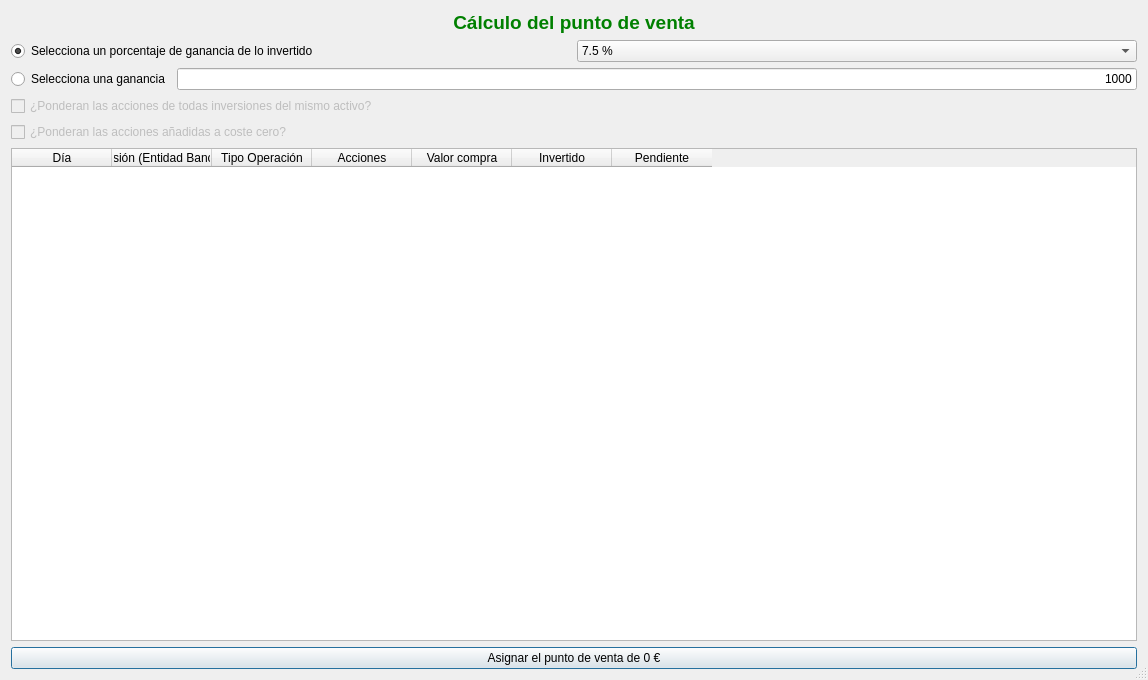
turulomio/xulpymoney, file ui/frmPuntoVenta.ui: the form before one commit.
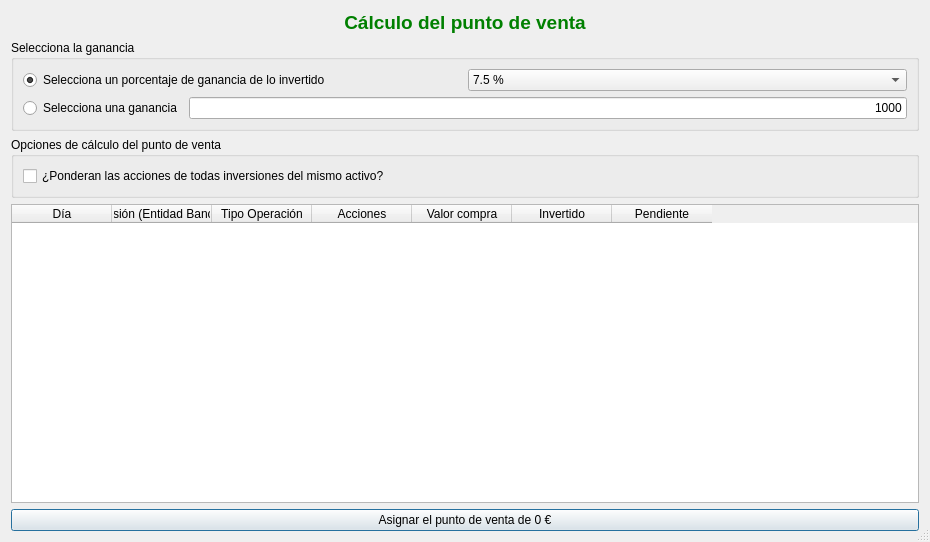
The form after the commit. Icons and pictures are not drawn. Custom widgets are drawn as their Qt base class.

Commit message: Arreglado punto de venta y pago diferido de tarjetas

Patch:
```diff
--- a/ui/frmPuntoVenta.ui
+++ b/ui/frmPuntoVenta.ui
@@ -6,8 +6,8 @@
    <rect>
     <x>0</x>
     <y>0</y>
-    <width>1148</width>
-    <height>680</height>
+    <width>930</width>
+    <height>542</height>
    </rect>
   </property>
   <property name="windowTitle">
@@ -20,9 +20,12 @@
   <property name="sizeGripEnabled">
    <bool>true</bool>
   </property>
-  <layout class="QVBoxLayout" name="verticalLayout_2">
+  <property name="modal">
+   <bool>true</bool>
+  </property>
+  <layout class="QHBoxLayout" name="horizontalLayout_4">
    <item>
-    <layout class="QVBoxLayout" name="verticalLayout">
+    <layout class="QVBoxLayout" name="verticalLayout_3">
      <item>
       <widget class="QLabel" name="lblTitulo">
        <property name="font">
@@ -44,6 +47,12 @@
       </widget>
      </item>
      <item>
+      <widget class="QGroupBox" name="groupBox">
+       <property name="title">
+        <string>Selecciona la ganancia</string>
+       </property>
+       <layout class="QVBoxLayout" name="verticalLayout">
+        <item>
       <layout class="QHBoxLayout" name="horizontalLayout_2">
        <item>
         <widget class="QRadioButton" name="radTPC">
@@ -123,24 +132,27 @@
        </item>
       </layout>
      </item>
+       </layout>
+      </widget>
+     </item>
+     <item>
+      <widget class="QGroupBox" name="groupBox_2">
+       <property name="title">
+        <string>Opciones de cálculo del punto de venta</string>
+       </property>
+       <layout class="QHBoxLayout" name="horizontalLayout_3">
+        <item>
+         <layout class="QVBoxLayout" name="verticalLayout_2">
      <item>
       <widget class="QCheckBox" name="chkPonderanAll">
-       <property name="enabled">
-        <bool>false</bool>
-       </property>
        <property name="text">
         <string>¿Ponderan las acciones de todas inversiones del mismo activo?</string>
        </property>
       </widget>
      </item>
-     <item>
-      <widget class="QCheckBox" name="chkPonderanAdded">
-       <property name="enabled">
-        <bool>false</bool>
-       </property>
-       <property name="text">
-        <string>¿Ponderan las acciones añadidas a coste cero?</string>
-       </property>
+         </layout>
+        </item>
+       </layout>
       </widget>
      </item>
      <item>
```
Left out of the diff: 38 changed lines with no effect on the pictures. Lines whose indentation alone changed are shown as unchanged. The commit also changes 6 other files.
